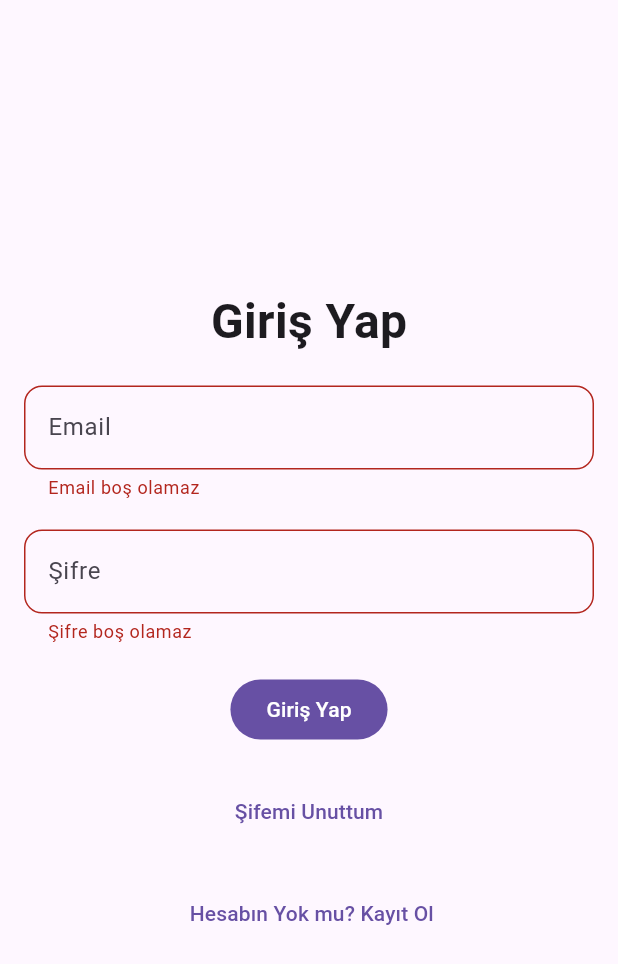
After one commit to meminglr/firebase_learning, a Flutter app: the screen it shows after launch, after a tap on "Kayıt Ol", after a tap on "Zaten Hesabın Var mı? Giriş Yap", after a tap on "Giriş Yap", on a phone screen of 412 x 824 dp. The commit adds this screen. Shown: the top 964 px of the screen. Run offline on Flutter 3.47's test engine with Material 3 defaults, Android fonts, the phone set to English and light mode, and no system bars; our stand-ins replace firebase_auth, firebase_core, flutter_riverpod; accounts and stored records are empty.

Commit message:
feat: implement user authentication with email and password - Added createUserWithEmailAndPassword method in AuthRepository and AuthController - Created AuthPage for user sign-in and sign-up functionality - Updated main.dart to set AuthPage as the home screen - Added HomePage as a welcome screen after successful authentication

```diff
--- a/lib/features/auth/controller/auth_controller.dart
+++ b/lib/features/auth/controller/auth_controller.dart
@@ -14,4 +14,11 @@ class AuthController {
   Future<void> signInWithEmailAndPassword(String email, String password) async {
     return authRepository.signInWithEmailAndPassword(email, password);
   }
+
+  Future<void> createUserWithEmailAndPassword(
+    String email,
+    String password,
+  ) async {
+    return authRepository.createUserWithEmailAndPassword(email, password);
+  }
 }
--- a/lib/features/auth/repository/auth_repository.dart
+++ b/lib/features/auth/repository/auth_repository.dart
@@ -13,4 +13,11 @@ class AuthRepository {
   Future<void> signInWithEmailAndPassword(String email, String password) async {
     await auth.signInWithEmailAndPassword(email: email, password: password);
   }
+
+  Future<void> createUserWithEmailAndPassword(
+    String email,
+    String password,
+  ) async {
+    await auth.createUserWithEmailAndPassword(email: email, password: password);
+  }
 }
--- a/lib/features/auth/views/homepage.dart
+++ b/lib/features/auth/views/auth_page copy.dart
@@ -2,14 +2,14 @@ import 'package:firebase_learning/features/auth/controller/auth_controller.dart'
 import 'package:flutter/material.dart';
 import 'package:flutter_riverpod/flutter_riverpod.dart';
 
-class HomePage extends StatefulWidget {
-  const HomePage({super.key});
+class AuthPage extends StatefulWidget {
+  const AuthPage({super.key});
 
   @override
-  State<HomePage> createState() => _HomePageState();
+  State<AuthPage> createState() => _AuthPageState();
 }
 
-class _HomePageState extends State<HomePage> {
+class _AuthPageState extends State<AuthPage> {
   final TextEditingController _emailController = TextEditingController();
   final TextEditingController _passwordController = TextEditingController();
   final _formKey = GlobalKey<FormState>();
@@ -40,6 +40,12 @@ class _HomePageState extends State<HomePage> {
                   style: TextStyle(fontSize: 32, fontWeight: FontWeight.bold),
                 ),
                 TextFormField(
+                  validator: (value) {
+                    if (value == null || value.isEmpty) {
+                      return "Email boş olamaz";
+                    }
+                    return null;
+                  },
                   controller: _emailController,
                   decoration: InputDecoration(
                     border: OutlineInputBorder(
@@ -49,6 +55,12 @@ class _HomePageState extends State<HomePage> {
                   ),
                 ),
                 TextFormField(
+                  validator: (value) {
+                    if (value == null || value.isEmpty) {
+                      return "Şifre boş olamaz";
+                    }
+                    return null;
+                  },
                   controller: _passwordController,
                   obscureText: true,
                   decoration: InputDecoration(
@@ -61,12 +73,14 @@ class _HomePageState extends State<HomePage> {
                 Consumer(
                   builder: (context, ref, child) => FilledButton(
                     onPressed: () {
+                      if (_formKey.currentState!.validate()) {
                         ref
                             .read(authContrllerProvider)
                             .signInWithEmailAndPassword(
                               _emailController.text,
                               _passwordController.text,
                             );
+                      }
                     },
                     child: Text("Giriş Yap"),
                   ),
--- /dev/null
+++ b/lib/features/auth/views/auth_page.dart
@@ -0,0 +1,182 @@
+import 'package:firebase_learning/features/auth/controller/auth_controller.dart';
+import 'package:flutter/cupertino.dart';
+import 'package:flutter/material.dart';
+import 'package:flutter_riverpod/flutter_riverpod.dart';
+
+import '../../../screens/home.dart';
+
+class AuthPage extends StatefulWidget {
+  const AuthPage({super.key});
+
+  @override
+  State<AuthPage> createState() => _AuthPageState();
+}
+
+class _AuthPageState extends State<AuthPage> {
+  final TextEditingController _emailController = TextEditingController();
+  final TextEditingController _passwordController = TextEditingController();
+  final _formKey = GlobalKey<FormState>();
+  bool isSignIn = false;
+
+  @override
+  void dispose() {
+    _emailController.dispose();
+    _passwordController.dispose();
+    super.dispose();
+  }
+
+  @override
+  Widget build(BuildContext context) {
+    return Scaffold(
+      body: Center(
+        child: Padding(
+          padding: const EdgeInsets.all(16.0),
+          child: Form(
+            autovalidateMode: AutovalidateMode.onUserInteraction,
+            key: _formKey,
+            child: isSignIn ? signIn() : signUp(),
+          ),
+        ),
+      ),
+    );
+  }
+
+  Column signUp() {
+    return Column(
+      spacing: 20,
+      mainAxisAlignment: MainAxisAlignment.center,
+      crossAxisAlignment: CrossAxisAlignment.center,
+      children: [
+        Text(
+          "Kayıt Ol",
+          style: TextStyle(fontSize: 32, fontWeight: FontWeight.bold),
+        ),
+        TextFormField(
+          validator: (value) {
+            if (value == null || value.isEmpty) {
+              return "Email boş olamaz";
+            }
+            return null;
+          },
+          controller: _emailController,
+          decoration: InputDecoration(
+            border: OutlineInputBorder(borderRadius: BorderRadius.circular(12)),
+            hintText: "Email",
+          ),
+        ),
+        TextFormField(
+          validator: (value) {
+            if (value == null || value.isEmpty) {
+              return "Şifre boş olamaz";
+            }
+            return null;
+          },
+          controller: _passwordController,
+          obscureText: true,
+          decoration: InputDecoration(
+            border: OutlineInputBorder(borderRadius: BorderRadius.circular(12)),
+            hintText: "Şifre",
+          ),
+        ),
+        Consumer(
+          builder: (context, ref, child) => FilledButton(
+            onPressed: () {
+              if (_formKey.currentState!.validate()) {
+                ref
+                    .read(authContrllerProvider)
+                    .createUserWithEmailAndPassword(
+                      _emailController.text,
+                      _passwordController.text,
+                    )
+                    .then((onValue) {
+                      isSignIn = !isSignIn;
+                      setState(() {});
+                    });
+              }
+            },
+            child: Text("Kayıt Ol"),
+          ),
+        ),
+        TextButton(onPressed: () {}, child: Text("Şifemi Unuttum")),
+        TextButton(
+          onPressed: () {
+            isSignIn = !isSignIn;
+            setState(() {});
+          },
+          child: Text(" Zaten Hesabın Var mı? Giriş Yap"),
+        ),
+      ],
+    );
+  }
+
+  Column signIn() {
+    return Column(
+      spacing: 20,
+      mainAxisAlignment: MainAxisAlignment.center,
+      crossAxisAlignment: CrossAxisAlignment.center,
+      children: [
+        Text(
+          "Giriş Yap",
+          style: TextStyle(fontSize: 32, fontWeight: FontWeight.bold),
+        ),
+        TextFormField(
+          validator: (value) {
+            if (value == null || value.isEmpty) {
+              return "Email boş olamaz";
+            }
+            return null;
+          },
+          controller: _emailController,
+          decoration: InputDecoration(
+            border: OutlineInputBorder(borderRadius: BorderRadius.circular(12)),
+            hintText: "Email",
+          ),
+        ),
+        TextFormField(
+          validator: (value) {
+            if (value == null || value.isEmpty) {
+              return "Şifre boş olamaz";
+            }
+            return null;
+          },
+          controller: _passwordController,
+          obscureText: true,
+          decoration: InputDecoration(
+            border: OutlineInputBorder(borderRadius: BorderRadius.circular(12)),
+            hintText: "Şifre",
+          ),
+        ),
+        Consumer(
+          builder: (context, ref, child) => FilledButton(
+            onPressed: () {
+              if (_formKey.currentState!.validate()) {
+                ref
+                    .read(authContrllerProvider)
+                    .signInWithEmailAndPassword(
+                      _emailController.text,
+                      _passwordController.text,
+                    )
+                    .then((onValue) {
+                      Navigator.push(
+                        context,
+                        CupertinoPageRoute(builder: (context) => HomePage()),
+                      );
+                    });
+              }
+            },
+            child: Text("Giriş Yap"),
+          ),
+        ),
+
+        TextButton(onPressed: () {}, child: Text("Şifemi Unuttum")),
+        TextButton(
+          onPressed: () {
+            isSignIn = !isSignIn;
+            setState(() {});
+          },
+          child: Text(" Hesabın Yok mu? Kayıt Ol"),
+        ),
+      ],
+    );
+  }
+}
--- a/lib/main.dart
+++ b/lib/main.dart
@@ -1,20 +1,20 @@
 import 'package:firebase_core/firebase_core.dart';
 import 'package:firebase_learning/firebase_options.dart';
-import 'package:firebase_learning/features/auth/views/homepage.dart';
-import 'package:flutter/cupertino.dart';
+import 'package:firebase_learning/features/auth/views/auth_page.dart';
 import 'package:flutter/material.dart';
+import 'package:flutter_riverpod/flutter_riverpod.dart';
 
 void main() async {
   WidgetsFlutterBinding.ensureInitialized();
   await Firebase.initializeApp(options: DefaultFirebaseOptions.currentPlatform);
-  runApp(MainApp());
+  runApp(const ProviderScope(child: MainApp()));
 }
 
 class MainApp extends StatelessWidget {
-  MainApp({super.key});
+  const MainApp({super.key});
 
   @override
   Widget build(BuildContext context) {
-    return MaterialApp(debugShowCheckedModeBanner: false, home: HomePage());
+    return MaterialApp(debugShowCheckedModeBanner: false, home: AuthPage());
   }
 }
--- /dev/null
+++ b/lib/screens/home.dart
@@ -0,0 +1,10 @@
+import 'package:flutter/material.dart';
+
+class HomePage extends StatelessWidget {
+  const HomePage({super.key});
+
+  @override
+  Widget build(BuildContext context) {
+    return Center(child: Text("Hoşgeldiniz"));
+  }
+}
```
Also changed, not shown: 1 other file. Lines whose indentation alone changed are shown as unchanged.
